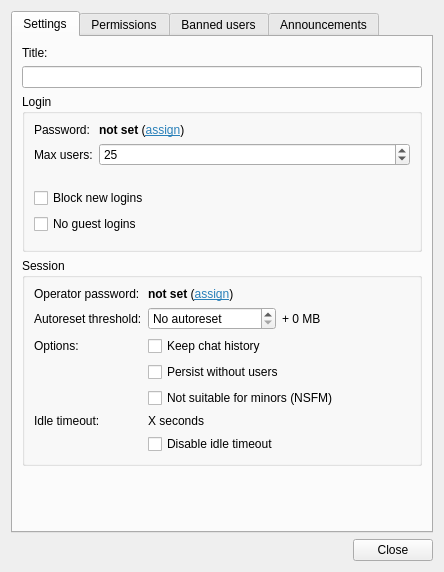
Above: src/desktop/ui/sessionsettings.ui from drawpile/Drawpile before the change. Below: the same form after it.
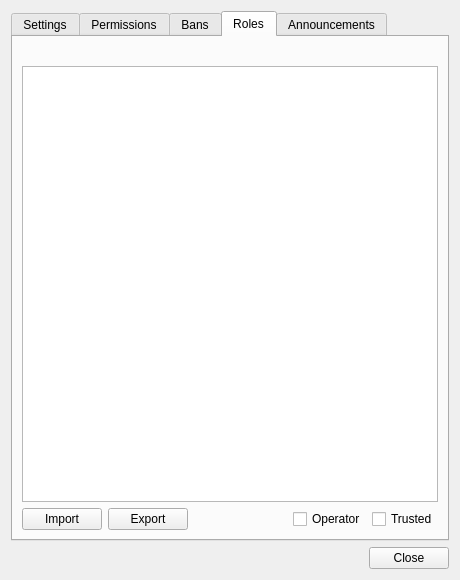
That is the form after the change. The open tabs and pages were chosen to show the change. Icons and pictures are not drawn. Custom widgets are drawn as their Qt base class.

Commit message:
Implement Roles tab in session settings
Shows operators a list of registered users that the session is aware of
and allows setting their operator and trusted status even when they're
not online. The list can be exported and imported again to allow for
restoration of a group of known users without having to re-op and
re-trust them as they join.

What changed in the file:
```diff
--- a/src/desktop/ui/sessionsettings.ui
+++ b/src/desktop/ui/sessionsettings.ui
@@ -6,8 +6,8 @@
    <rect>
     <x>0</x>
     <y>0</y>
-    <width>444</width>
-    <height>572</height>
+    <width>460</width>
+    <height>580</height>
    </rect>
   </property>
   <property name="windowTitle">
@@ -416,7 +416,7 @@
      </widget>
      <widget class="QWidget">
       <attribute name="title">
-       <string>Banned users</string>
+       <string>Bans</string>
       </attribute>
       <layout class="QVBoxLayout">
        <item>
@@ -477,6 +477,95 @@
        </item>
       </layout>
      </widget>
+     <widget class="QWidget" name="authListPage">
+      <attribute name="title">
+       <string>Roles</string>
+      </attribute>
+      <layout class="QVBoxLayout" name="verticalLayout">
+       <item>
+        <widget class="QLabel" name="authLabel">
+         <property name="text">
+          <string notr="true"></string>
+         </property>
+         <property name="wordWrap">
+          <bool>true</bool>
+         </property>
+        </widget>
+       </item>
+       <item>
+        <widget class="QTableView" name="authListView">
+         <property name="selectionMode">
+          <enum>QAbstractItemView::SingleSelection</enum>
+         </property>
+         <property name="selectionBehavior">
+          <enum>QAbstractItemView::SelectRows</enum>
+         </property>
+         <property name="sortingEnabled">
+          <bool>true</bool>
+         </property>
+         <attribute name="horizontalHeaderHighlightSections">
+          <bool>false</bool>
+         </attribute>
+         <attribute name="verticalHeaderVisible">
+          <bool>false</bool>
+         </attribute>
+        </widget>
+       </item>
+       <item>
+        <layout class="QHBoxLayout" name="authButtonLayout">
+         <item>
+          <widget class="QPushButton" name="authImportButton">
+           <property name="text">
+            <string>Import</string>
+           </property>
+           <property name="icon">
+            <iconset theme="document-import">
+             <normaloff>theme:document-import.svg</normaloff>theme:document-import.svg</iconset>
+           </property>
+          </widget>
+         </item>
+         <item>
+          <widget class="QPushButton" name="authExportButton">
+           <property name="text">
+            <string>Export</string>
+           </property>
+           <property name="icon">
+            <iconset theme="document-export">
+             <normaloff>theme:document-export.svg</normaloff>theme:document-export.svg</iconset>
+           </property>
+          </widget>
+         </item>
+         <item>
+          <spacer name="authButtonSpacer">
+           <property name="orientation">
+            <enum>Qt::Horizontal</enum>
+           </property>
+           <property name="sizeHint" stdset="0">
+            <size>
+             <width>40</width>
+             <height>20</height>
+            </size>
+           </property>
+          </spacer>
+         </item>
+         <item>
+          <widget class="QCheckBox" name="authOp">
+           <property name="text">
+            <string>Operator</string>
+           </property>
+          </widget>
+         </item>
+         <item>
+          <widget class="QCheckBox" name="authTrusted">
+           <property name="text">
+            <string>Trusted</string>
+           </property>
+          </widget>
+         </item>
+        </layout>
+       </item>
+      </layout>
+     </widget>
      <widget class="QWidget">
       <attribute name="title">
        <string>Announcements</string>
```
The commit also changes 29 other files.
